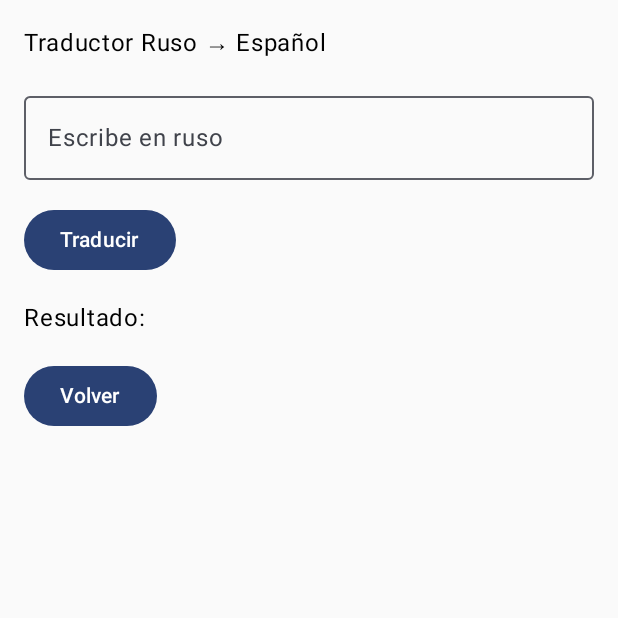
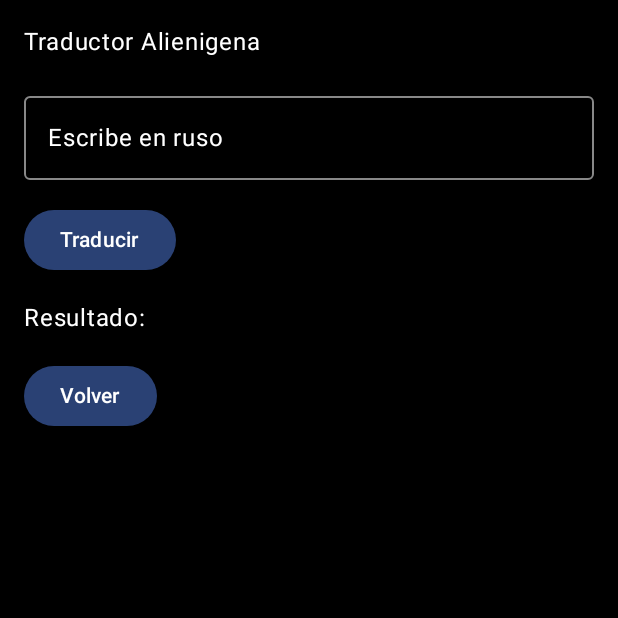
Before and after one commit to CydoniaST/AndroidAppCumplea-os, an Android app built with Jetpack Compose: the TranslatorScreen screen opened through its navigation route, on a phone screen of 412 x 824 dp, the top half of it. Run offline under Robolectric (Android 15) with nearby library versions, the phone set to English and light mode, and no system bars.

Commit message:
Traductor arreglado con API

```diff
--- a/app/build.gradle.kts
+++ b/app/build.gradle.kts
@@ -61,6 +61,10 @@ dependencies {
     implementation(libs.androidx.ui.geometry)
     implementation(libs.ui.graphics)
     implementation(libs.translate)
+    implementation(libs.ktor.ktor.client.core)
+    implementation(libs.io.ktor.ktor.client.cio)
+    implementation(libs.ktor.ktor.client.content.negotiation)
+    implementation(libs.ktor.ktor.serialization.kotlinx.json)
     testImplementation(libs.junit)
     androidTestImplementation(libs.androidx.junit)
     androidTestImplementation(libs.androidx.espresso.core)
--- a/app/src/main/java/com/example/mistery/screens/Traductor.kt
+++ b/app/src/main/java/com/example/mistery/screens/Traductor.kt
@@ -1,17 +1,17 @@
 package com.example.mistery.screens
 
+import androidx.compose.foundation.background
 import androidx.compose.foundation.layout.*
 import androidx.compose.foundation.text.KeyboardOptions
-import androidx.compose.material3.Button
-import androidx.compose.material3.OutlinedTextField
-import androidx.compose.material3.Text
+import androidx.compose.material3.*
 import androidx.compose.runtime.*
 import androidx.compose.ui.Modifier
+import androidx.compose.ui.graphics.Color
 import androidx.compose.ui.text.input.KeyboardType
 import androidx.compose.ui.unit.dp
 import androidx.navigation.NavController
 
-
+@OptIn(ExperimentalMaterial3Api::class)
 @Composable
 fun TranslatorScreen(navController: NavController) {
     var russianText by remember { mutableStateOf("") }
@@ -21,19 +21,30 @@ fun TranslatorScreen(navController: NavController) {
     Column(
         modifier = Modifier
             .fillMaxSize()
+            .background(Color.Black) // fondo oscuro
             .padding(16.dp),
         verticalArrangement = Arrangement.Top
     ) {
-        Text("Traductor Ruso → Español")
+        Text(
+            "Traductor Alienigena",
+            color = Color.White
+        )
 
         Spacer(modifier = Modifier.height(16.dp))
 
         OutlinedTextField(
             value = russianText,
             onValueChange = { russianText = it },
-            label = { Text("Escribe en ruso") },
+            label = { Text("Escribe en ruso", color = Color.White) },
             modifier = Modifier.fillMaxWidth(),
-            keyboardOptions = KeyboardOptions(keyboardType = KeyboardType.Text)
+            keyboardOptions = KeyboardOptions(keyboardType = KeyboardType.Text),
+            colors = OutlinedTextFieldDefaults.colors(
+                focusedTextColor = Color.White,
+                unfocusedTextColor = Color.White,
+                focusedBorderColor = Color.White,
+                unfocusedBorderColor = Color.Gray,
+                cursorColor = Color.White
+            )
         )
 
         Spacer(modifier = Modifier.height(16.dp))
@@ -62,7 +73,8 @@ fun TranslatorScreen(navController: NavController) {
         Spacer(modifier = Modifier.height(16.dp))
 
         Text(
-            text = if (isTranslating) "Traduciendo..." else "Resultado: $translatedText"
+            text = if (isTranslating) "Traduciendo..." else "Resultado: $translatedText",
+            color = Color.White
         )
 
         Spacer(modifier = Modifier.height(16.dp))
--- a/build.gradle.kts
+++ b/build.gradle.kts
@@ -3,4 +3,5 @@ plugins {
     alias(libs.plugins.android.application) apply false
     alias(libs.plugins.kotlin.android) apply false
     alias(libs.plugins.kotlin.compose) apply false
+
 }
--- a/settings.gradle.kts
+++ b/settings.gradle.kts
@@ -17,6 +17,7 @@ dependencyResolutionManagement {
         google()
         mavenCentral()
     }
+
 }
 
 rootProject.name = "Mistery"
```
Also changed, not shown: app/src/main/java/com/example/mistery/screens/TraductorHelper.kt (+43 -18 lines), gradle/libs.versions.toml (+18 -0 lines).
